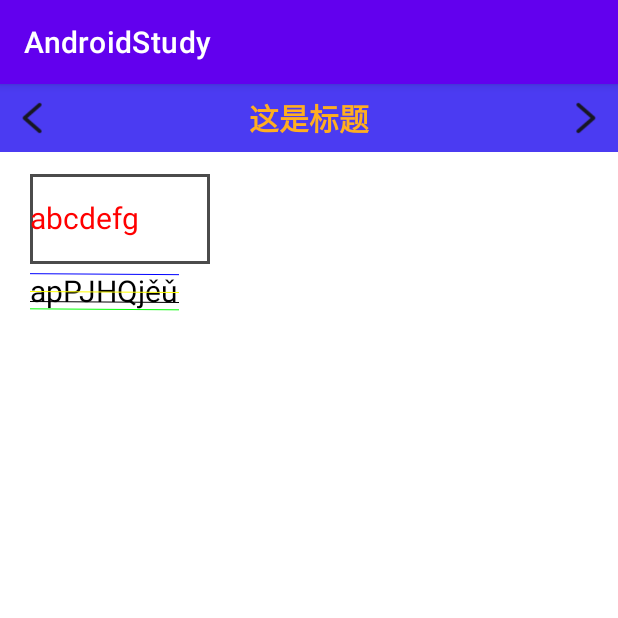
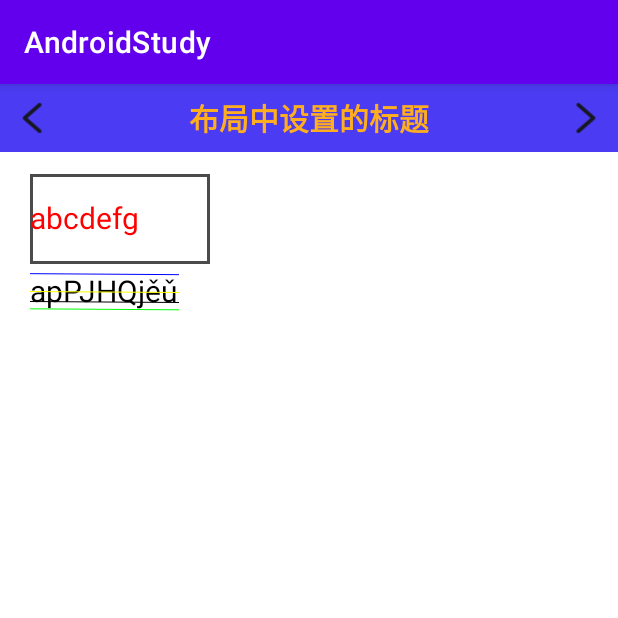
Before and after one commit to ljzjohnliu/JavaStudy, an Android app: the TestCustomViewActivity screen opened directly, with no data from a screen before it, on a phone screen of 412 x 824 dp, the top half of it. Run offline under Robolectric (Android 15) with nearby library versions, the phone set to English and light mode, and no system bars; our stand-ins replace ButterKnife.

Commit message:
使用枚举属性

```diff
--- a/app/src/main/java/com/study/android/customview/HeaderView.java
+++ b/app/src/main/java/com/study/android/customview/HeaderView.java
@@ -7,6 +7,7 @@ import android.text.TextUtils;
 import android.util.AttributeSet;
 import android.util.Log;
 import android.view.LayoutInflater;
+import android.view.View;
 import android.widget.ImageView;
 import android.widget.RelativeLayout;
 import android.widget.TextView;
@@ -27,6 +28,27 @@ public class HeaderView extends RelativeLayout {
 
     private int background;
     private int textColor;
+    private String title;
+    private int showView;
+
+    /* -------------------------------以下是对外提供的接口----------------------------- */
+    //设置标题文字的方法
+    public void setTitle(String title) {
+        if (!TextUtils.isEmpty(title)) {
+            textCenter.setText(title);
+        }
+    }
+
+    //对左边按钮设置事件的方法
+    public void setLeftListener(OnClickListener onClickListener) {
+        imgLeft.setOnClickListener(onClickListener);
+    }
+
+    //对右边按钮设置事件的方法
+    public void setRightListener(OnClickListener onClickListener) {
+        imgRight.setOnClickListener(onClickListener);
+    }
+    /* -------------------------------以上是对外提供的接口----------------------------- */
 
     public HeaderView(Context context) {
         super(context);
@@ -37,6 +59,9 @@ public class HeaderView extends RelativeLayout {
         TypedArray typedArray = context.obtainStyledAttributes(attrs, R.styleable.HeaderView);
         background = typedArray.getColor(R.styleable.HeaderView_background, Color.WHITE);
         textColor = typedArray.getColor(R.styleable.HeaderView_titleColor, Color.BLACK);
+        title = typedArray.getString(R.styleable.HeaderView_titleText);
+        //获取show_views属性，如果没有设置时默认为0x26
+        showView = typedArray.getInt(R.styleable.HeaderView_showViews, 0x32);
         typedArray.recycle();
         Log.d(TAG, "HeaderView: background = " + background + ", textColor = " + textColor);
         initView(context);
@@ -59,22 +84,35 @@ public class HeaderView extends RelativeLayout {
         layoutRoot = findViewById(R.id.header_root_layout);
         layoutRoot.setBackgroundColor(background);
         textCenter.setTextColor(textColor);
-    }
-
-    //设置标题文字的方法
-    public void setTitle(String title) {
         if (!TextUtils.isEmpty(title)) {
             textCenter.setText(title);
         }
+        showView(showView);
     }
 
-    //对左边按钮设置事件的方法
-    public void setLeftListener(OnClickListener onClickListener) {
-        imgLeft.setOnClickListener(onClickListener);
-    }
+    private void showView(int showView) {
+        //将showView转换为二进制数，根据不同位置上的值设置对应View的显示或者隐藏。
+        Long data = Long.valueOf(Integer.toBinaryString(showView));
+        String element = String.format("%06d", data);
+        Log.d(TAG, "showView: element = " + element);
+        for (int i = 0; i < element.length(); i++) {
+            Log.d(TAG, "showView: i = " + i + ", element is = " + element.charAt(i));
+            if (i == 0) ;
+            if (i == 1) {
+                Log.d(TAG, "showView: position 1 is " + element.charAt(i));
+                textCenter.setVisibility(element.charAt(i) == '1' ? View.VISIBLE : View.GONE);
+            }
+            if (i == 2) {
+                Log.d(TAG, "showView: position 2 is " + element.charAt(i));
+                imgRight.setVisibility(element.charAt(i) == '1' ? View.VISIBLE : View.GONE);
+            }
+            if (i == 3) ;
+            if (i == 4) {
+                Log.d(TAG, "showView: position 4 is " + element.charAt(i));
+                imgLeft.setVisibility(element.charAt(i) == '1' ? View.VISIBLE : View.GONE);
+            }
+            if (i == 5) ;
+        }
 
-    //对右边按钮设置事件的方法
-    public void setRightListener(OnClickListener onClickListener) {
-        imgRight.setOnClickListener(onClickListener);
     }
 }
--- a/app/src/main/java/com/study/android/customview/TestCustomViewActivity.java
+++ b/app/src/main/java/com/study/android/customview/TestCustomViewActivity.java
@@ -22,7 +22,7 @@ public class TestCustomViewActivity extends AppCompatActivity {
         setContentView(R.layout.activity_test_custom);
         ButterKnife.bind(this);
 
-        headView.setTitle("这是标题");
+//        headView.setTitle("这是标题");
         headView.setLeftListener(view -> Log.d(TAG, "left icon is onClicked!"));
         headView.setRightListener(view -> Log.d(TAG, "right icon is onClicked!"));
     }
--- a/app/src/main/res/layout/activity_test_custom.xml
+++ b/app/src/main/res/layout/activity_test_custom.xml
@@ -12,7 +12,9 @@
         android:layout_width="match_parent"
         android:layout_height="60dp"
         app:background="@color/color_4b3bf2"
-        app:titleColor="@color/colorLabelYellow"/>
+        app:titleColor="@color/colorLabelYellow"
+        app:titleText="布局中设置的标题"
+        app:showViews="left_img|center_text|right_img"/>
 
     <com.study.android.customview.TestView
         android:layout_width="120dp"
--- a/app/src/main/res/values/attrs.xml
+++ b/app/src/main/res/values/attrs.xml
@@ -12,5 +12,14 @@
     <declare-styleable name="HeaderView">
         <attr name="background" format="reference" />
         <attr name="titleColor" format="reference" />
+        <attr name="titleText" format="string" />
+        <attr name="showViews">
+            <flag name="left_text" value="0x01" />
+            <flag name="left_img" value="0x02" />
+            <flag name="right_text" value="0x04" />
+            <flag name="right_img" value="0x08" />
+            <flag name="center_text" value="0x10" />
+            <flag name="center_img" value="0x20" />
+        </attr>
     </declare-styleable>
 </resources>
```
